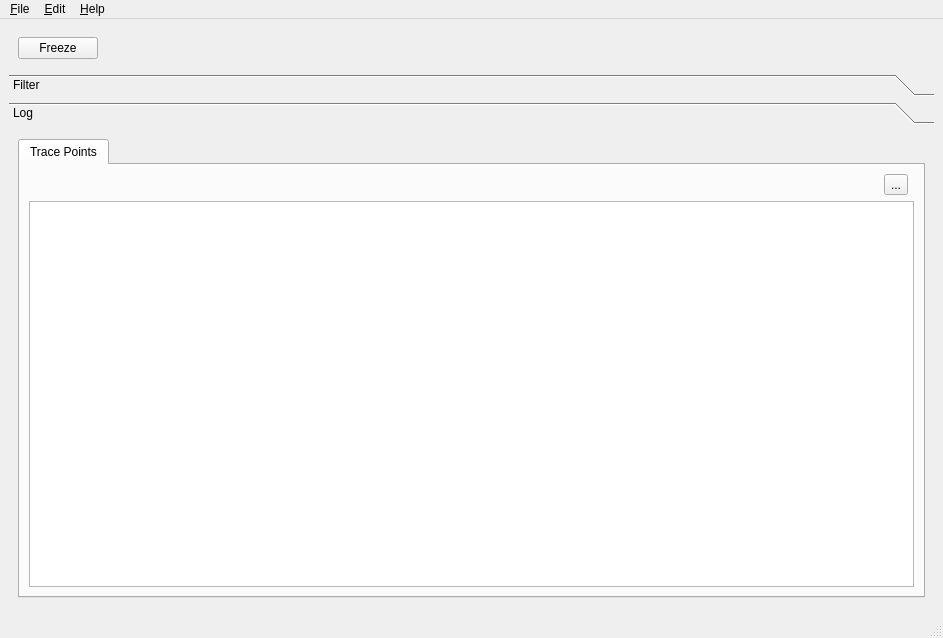
Qt form gui/mainwindow.ui (froglogic/tracetool) before a commit.
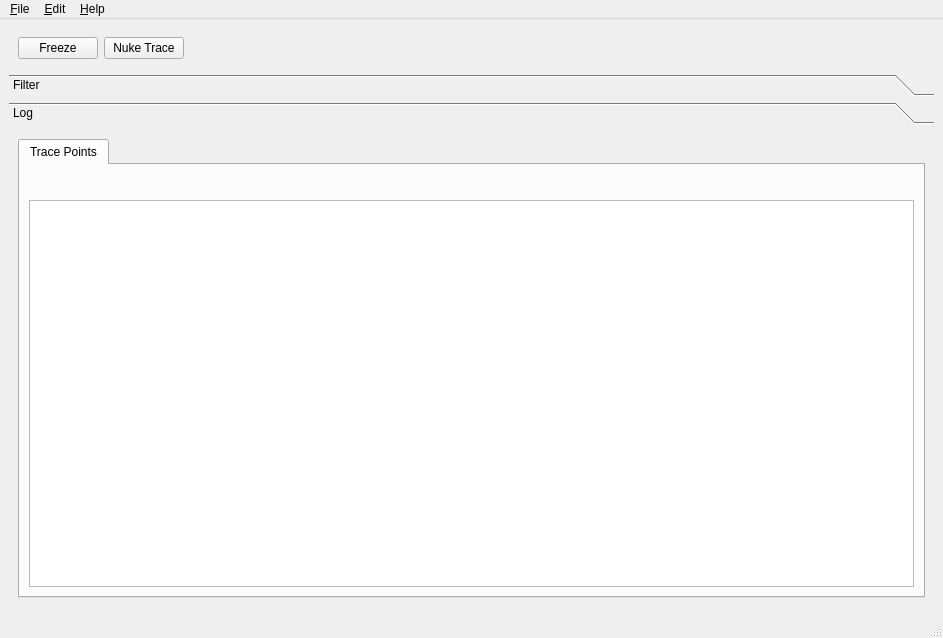
The same form after that commit. Icons and pictures are not drawn. Custom widgets are drawn as their Qt base class.

Commit message:
Moved the 'Clear Trace' button into the toolbar and made it a bit cooler
It's a nuke button now. :-)

```diff
--- a/gui/mainwindow.ui
+++ b/gui/mainwindow.ui
@@ -39,6 +39,17 @@
          </property>
         </widget>
        </item>
+       <item>
+        <widget class="QPushButton" name="tracePointsClear">
+         <property name="text">
+          <string>Nuke Trace</string>
+         </property>
+         <property name="icon">
+          <iconset resource="gui.qrc">
+           <normaloff>:/icons/nuke.png</normaloff>:/icons/nuke.png</iconset>
+         </property>
+        </widget>
+       </item>
        <item>
         <spacer name="horizontalSpacer">
          <property name="orientation">
@@ -84,7 +95,7 @@
          <x>0</x>
          <y>0</y>
          <width>925</width>
-         <height>484</height>
+         <height>477</height>
         </rect>
        </property>
        <attribute name="label">
@@ -133,17 +144,6 @@
               </attribute>
              </widget>
             </item>
-            <item row="0" column="1">
-             <widget class="QToolButton" name="tracePointsClear">
-              <property name="text">
-               <string>...</string>
-              </property>
-              <property name="icon">
-               <iconset resource="gui.qrc">
-                <normaloff>:/icons/go-down.png</normaloff>:/icons/go-down.png</iconset>
-              </property>
-             </widget>
-            </item>
            </layout>
           </widget>
          </widget>
```
Left out of the diff: 4 changed lines with no effect on the pictures. The commit also changes 2 other files.
